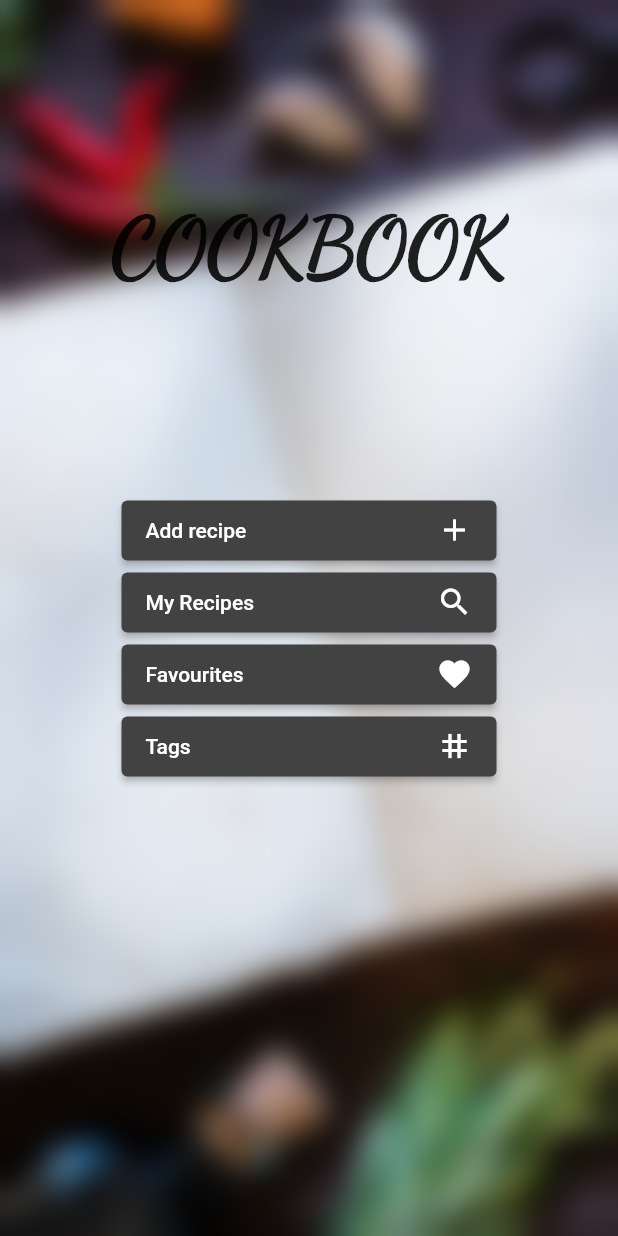
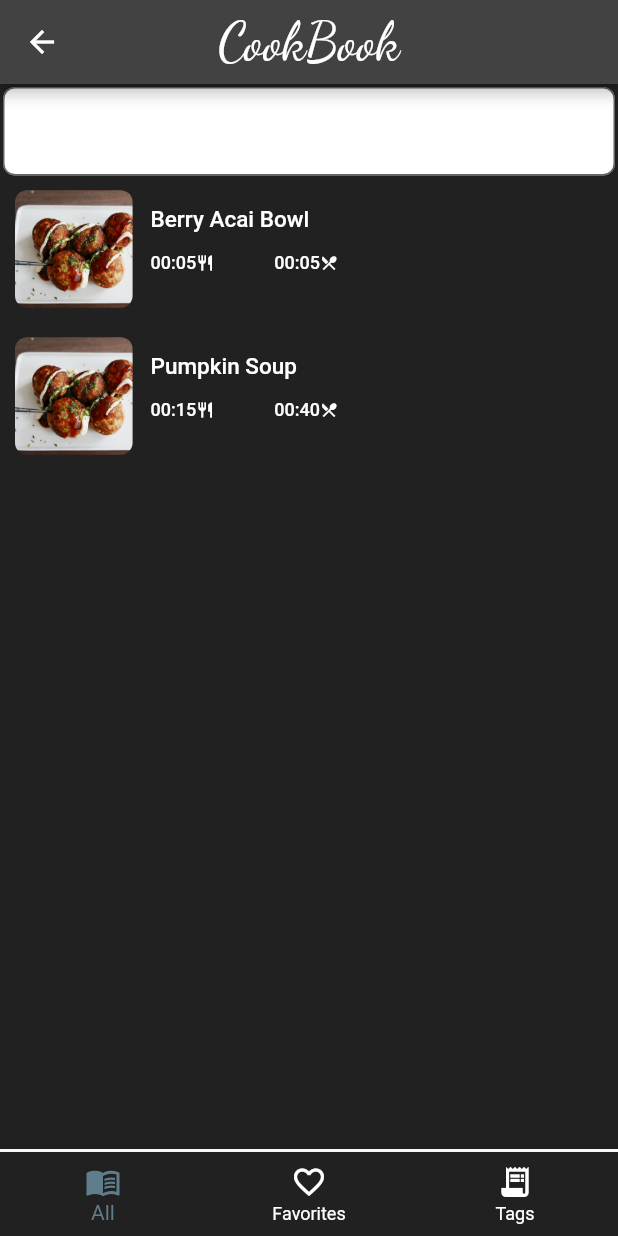
Before and after one commit to berkeparildar/Cookbook-App, a Flutter app: the screen it shows after launch, after a tap on "My Recipes", on a phone screen of 412 x 824 dp. Run offline on Flutter 3.47's test engine with Material 2 defaults, Android fonts, the phone set to English and light mode, and no system bars.

Commit message:
My recipes page

```diff
--- /dev/null
+++ b/lib/bottom_bar.dart
@@ -0,0 +1,52 @@
+import 'package:flutter/material.dart';
+
+class BottomBar extends StatefulWidget {
+  const BottomBar({Key? key}) : super(key: key);
+
+  @override
+  State<BottomBar> createState() => _BottomBarState();
+}
+
+class _BottomBarState extends State<BottomBar> {
+  int selectedIndex = 0;
+  @override
+  Widget build(BuildContext context) {
+    return Container(
+      decoration: BoxDecoration(
+        color: Colors.white,
+        border: Border(
+          top: BorderSide(color: Colors.white,
+          width: 2
+          ),
+        )
+      ),
+      child: BottomNavigationBar(
+        backgroundColor: Colors.grey.shade900,
+        selectedItemColor: Colors.blueGrey,
+        unselectedItemColor: Colors.white,
+
+        items: <BottomNavigationBarItem>[
+          BottomNavigationBarItem(
+              label: "All",
+              icon: Icon(Icons.menu_book_outlined)
+          ),
+          BottomNavigationBarItem(
+              label: "Favorites",
+              icon: Icon(Icons.favorite_border)
+          ),
+          BottomNavigationBarItem(
+              label: "Tags",
+              icon: Icon(Icons.receipt_long)
+          )
+        ],
+        currentIndex: selectedIndex,
+        onTap: (int index) {
+          setState(() {
+            selectedIndex = index;
+            print(index);
+          });
+        },
+      ),
+    );
+  }
+}
--- a/lib/main.dart
+++ b/lib/main.dart
@@ -1,8 +1,8 @@
 import 'dart:ui';
-
 import 'package:flutter/material.dart';
+import 'package:se380_project/my_recipes.dart';
 import 'add_recipe.dart';
-import 'recipe.dart';
+import 'package:se380_project/recipe.dart';
 import 'tags.dart';
 
 void main() {
@@ -46,7 +46,7 @@ class _MyHomePageState extends State<MyHomePage> {
   Widget build(BuildContext context) {
     return Scaffold(
       body: DecoratedBox(
-        decoration: BoxDecoration(
+        decoration: const BoxDecoration(
             image: DecorationImage(
                 image: AssetImage("Assets/images/bg.jpg"), fit: BoxFit.cover)),
         child: BackdropFilter(
@@ -69,7 +69,9 @@ class _MyHomePageState extends State<MyHomePage> {
                   flex: 60,
                   child: Column(
                     children: [
-                      ElevatedButton(
+                      Padding(
+                        padding: const EdgeInsets.all(4),
+                        child: ElevatedButton(
                           onPressed: () {
                             Navigator.push(
                               context,
@@ -79,30 +81,53 @@ class _MyHomePageState extends State<MyHomePage> {
                           },
                           child: Row(
                             mainAxisAlignment: MainAxisAlignment.spaceBetween,
-                          children: [
-                            const Text("Add recipe"),
-                            const Icon(Icons.add),
+                            children: const [
+                              Text("Add recipe"),
+                              Icon(Icons.add),
                             ],
                           ),
                         ),
-                      ElevatedButton(
+                      ),
+                      Padding(
+                        padding: const EdgeInsets.all(4),
+                        child: ElevatedButton(
+                          onPressed: () {
+                            Navigator.of(context).push(MaterialPageRoute(
+                                builder: (context) => MyRecipes(
+                                      recipeList: [
+                                        Recipe(
+                                            name: "Berry Acai Bowl",
+                                            description: "00:05",
+                                            notes: "00:05",
+                                            selectedTags: ["r"]),
+                                        Recipe(
+                                            name: "Pumpkin Soup",
+                                            description: "00:15",
+                                            notes: "00:40",
+                                            selectedTags: ["selectedTags"])
+                                      ],
+                                    )));
+                          },
+                          child: Row(
+                            mainAxisAlignment: MainAxisAlignment.spaceBetween,
+                            children: const [
+                              Text("My Recipes"),
+                              Icon(Icons.search),
+                            ],
+                          ),
+                        ),
+                      ),
+                      Padding(
+                        padding: const EdgeInsets.all(4),
+                        child: ElevatedButton(
                           onPressed: () {},
                           child: Row(
                             mainAxisAlignment: MainAxisAlignment.spaceBetween,
-                          children: [
-                            const Text("My Recipes"),
-                            const Icon(Icons.search),
+                            children: const [
+                              Text("Favourites"),
+                              Icon(Icons.favorite),
                             ],
                           ),
-                      ),
-                      ElevatedButton(
-                        onPressed: () {},
-                        child: Row(
-                          mainAxisAlignment: MainAxisAlignment.spaceBetween,
-                          children: [
-                            const Text("Favourites"),
-                            const Icon(Icons.favorite),
-                          ],
                         ),
                       ),
                       ElevatedButton(
--- /dev/null
+++ b/lib/my_recipes.dart
@@ -0,0 +1,82 @@
+import 'package:flutter/material.dart';
+import 'package:se380_project/bottom_bar.dart';
+import 'package:se380_project/recipe.dart';
+import 'package:se380_project/recipe_list_view.dart';
+
+class MyRecipes extends StatefulWidget {
+  const MyRecipes({Key? key, required this.recipeList}) : super(key: key,);
+  final List<Recipe> recipeList;
+  @override
+  State<MyRecipes> createState() => _MyRecipesState();
+}
+
+class _MyRecipesState extends State<MyRecipes> {
+  final _formKey = GlobalKey<FormState>();
+  final TextEditingController searchController = TextEditingController();
+  Widget check() {
+    Widget toReturn = const Text("data");
+    setState(() {
+      if (searchController.text.isEmpty){
+        toReturn = RecipeListView(
+            recipeList: widget.recipeList);
+      }
+      else {
+        for(int i = 0; i < widget.recipeList.length; i++){
+          if (widget.recipeList[i].name.contains(searchController.text, 0)){
+            List<Recipe> temp = [];
+            temp.add(widget.recipeList[i]);
+            toReturn = RecipeListView(recipeList: temp);
+          }
+        }
+      }
+    });
+    return toReturn;
+  }
+  @override
+  Widget build(BuildContext context) {
+    String a = "";
+    return Scaffold(
+      appBar: AppBar(
+        backgroundColor: Colors.grey.shade800,
+        title: const Text("CookBook"),
+        titleTextStyle: const TextStyle(
+          fontFamily: "DancingScript",
+          fontSize: 35,
+        ),
+        centerTitle: true,
+      ),
+      body: DecoratedBox(
+        decoration: BoxDecoration(
+          color: Colors.grey.shade900,
+        ),
+        child: Padding(
+          padding: const EdgeInsets.all(2),
+          child: Column(
+            children: [
+              Container(
+                child: Form(
+                  key: _formKey,
+                  child: TextFormField(
+                    controller: searchController,
+                    keyboardType: TextInputType.name,
+                    onSaved: (value) {
+                      searchController.text = value!;
+                    },
+                    onChanged: (value) {
+                      print("written $value");
+                      setState(() {
+                      });
+                    },
+                    textInputAction: TextInputAction.done,
+                  ),
+                ),
+              ),
+              check(),
+            ],
+          ),
+        ),
+      ),
+      bottomNavigationBar: BottomBar(),
+    );
+  }
+}
--- a/lib/recipe.dart
+++ b/lib/recipe.dart
@@ -1,11 +1,10 @@
 import 'package:flutter/material.dart';
 
 class Recipe {
+  Recipe({required this.name, required this.description, required this.notes,
+    required this.selectedTags});
   final String name;
   final String description;
   final String notes;
   final List<String> selectedTags;
-
-  Recipe({required this.name, required this.description, required this.notes,
-    required this.selectedTags});
 }
--- /dev/null
+++ b/lib/recipe_list_view.dart
@@ -0,0 +1,93 @@
+import 'package:flutter/material.dart';
+import 'package:se380_project/recipe.dart';
+
+class RecipeListView extends StatefulWidget {
+  const RecipeListView({Key? key, required this.recipeList}) : super(key: key);
+  final List<Recipe> recipeList;
+  @override
+  State<RecipeListView> createState() => _RecipeListViewState();
+}
+
+class _RecipeListViewState extends State<RecipeListView> {
+  @override
+  Widget build(BuildContext context) {
+    return Column(
+      children: List<Widget>.generate(widget.recipeList.length, (index) => Padding(
+      padding: const EdgeInsets.all(0),
+      child: TextButton(
+        onPressed: () {
+          print("recipe in recipe list pressed");
+        },
+        child: Row(
+          children: [
+            Expanded(
+                flex: 20,
+                child: AspectRatio(
+                  aspectRatio: 1,
+                  child: ClipRRect(
+                    borderRadius: BorderRadius.circular(8),
+                    child: Image.asset("Assets/images/food1.jpg",
+                        fit: BoxFit.cover),
+                  ),
+                )
+            ),
+            Expanded(
+                flex: 80,
+                child: Padding(
+                    padding: const EdgeInsets.all(12),
+                    child: Align(
+                      alignment: Alignment.centerLeft,
+                      child: Column(
+                        crossAxisAlignment: CrossAxisAlignment.start,
+                        children: [
+                          Text(
+                            widget.recipeList[index].name,
+                            style: const TextStyle(
+                              color: Colors.white,
+                              fontSize: 15,
+                            ),
+                          ),
+                          Row(
+                            children: [
+                              Text(
+                                widget.recipeList[index].description,
+                                style: const TextStyle(
+                                  color: Colors.white,
+                                  fontSize: 12,
+
+                                ),
+                              ),
+                              const Icon(
+                                Icons.restaurant,
+                                color: Colors.white,
+                                size: 12,
+                              ),
+                              const Padding(padding: EdgeInsets.all(20)
+                              ),
+                              Text(
+                                widget.recipeList[index].notes,
+                                style: const TextStyle(
+                                  color: Colors.white,
+                                  fontSize: 12,
+                                ),
+                              ),
+                              const Icon(
+                                Icons.restaurant_menu_sharp,
+                                color: Colors.white,
+                                size: 12,
+                              )
+                            ],
+                          )
+                        ],
+                      ),
+                    )
+                )
+            )
+          ],
+        ),
+      ),
+    ),
+    ),
+    );
+  }
+}
--- a/pubspec.yaml
+++ b/pubspec.yaml
@@ -62,6 +62,7 @@ flutter:
   # To add assets to your application, add an assets section, like this:
   assets:
     - Assets/images/bg.jpg
+    - Assets/images/food1.jpg
 
   # An image asset can refer to one or more resolution-specific "variants", see
   # https://flutter.dev/assets-and-images/#resolution-aware
```
Also changed, not shown: Assets/images/food1.jpg (added). Lines whose indentation alone changed are shown as unchanged.
